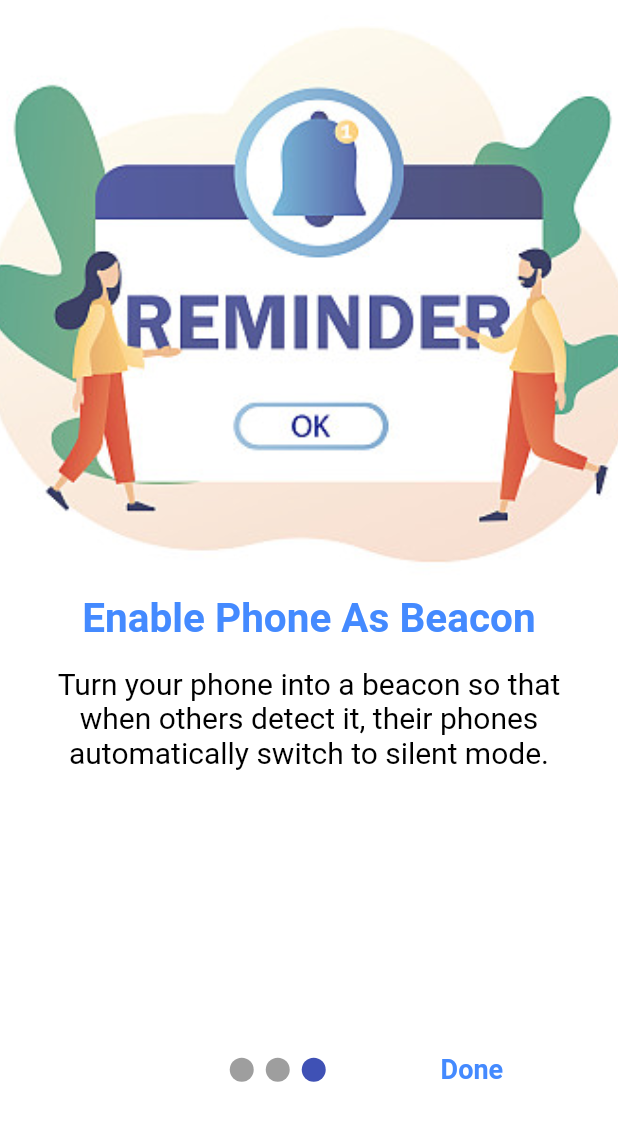
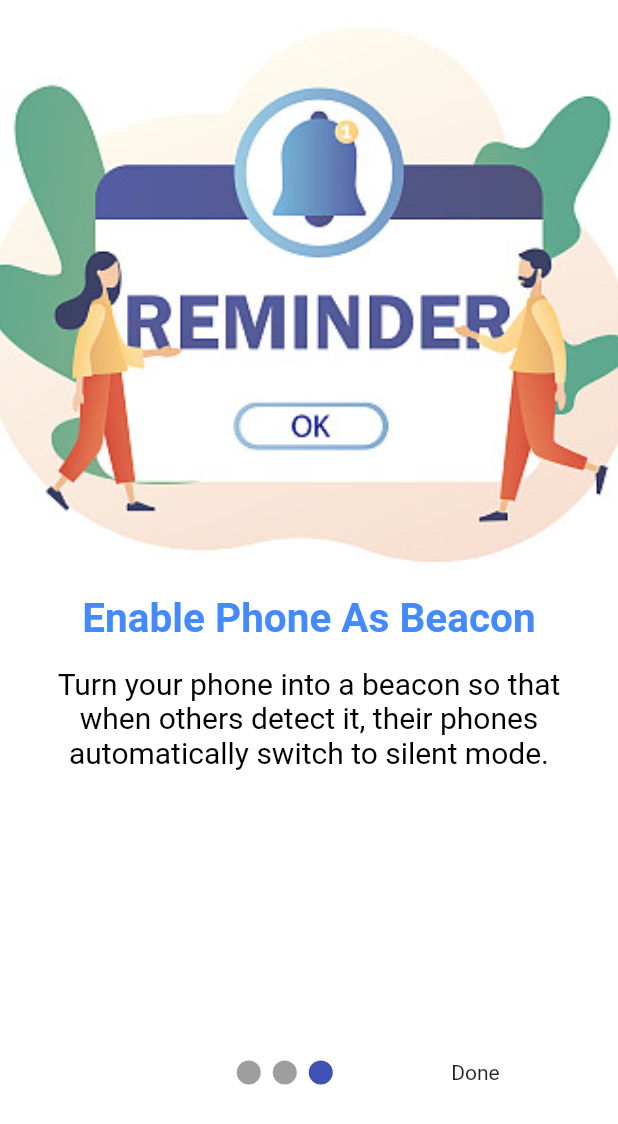
Before and after one commit to BOBSTRONK/hci_project, a Flutter app: the screen it shows after launch, swiped to page 3, on a phone screen of 412 x 824 dp. Shown: the top 1124 px of the screen. Run offline on Flutter 3.47's test engine with Material 2 defaults, Android fonts, the phone set to English and light mode, and no system bars; drawn by our look-alikes of smooth_page_indicator; our stand-ins replace shared_preferences; missing offline and left inert: beacon_broadcast, flutter_beacon.

```diff
--- a/lib/main.dart
+++ b/lib/main.dart
@@ -1,6 +1,6 @@
+import 'package:BeaconGuard/screen/onboarding_screen.dart';
 import 'package:flutter/material.dart';
 import 'package:shared_preferences/shared_preferences.dart';
-import 'package:hci_project/screen/onboarding_screen.dart';
 import 'home.dart';
 
 void main() {
--- a/lib/screen/onboarding_screen.dart
+++ b/lib/screen/onboarding_screen.dart
@@ -1,10 +1,9 @@
 import 'package:flutter/material.dart';
-import 'package:hci_project/home.dart';
-import 'package:hci_project/intro_page/intro_page_1.dart';
-import 'package:hci_project/intro_page/intro_page_2.dart';
-import 'package:hci_project/intro_page/intro_page_3.dart';
-import 'package:shared_preferences/shared_preferences.dart';
 import 'package:smooth_page_indicator/smooth_page_indicator.dart';
+import '../home.dart';
+import 'intro_page/intro_page_1.dart';
+import 'intro_page/intro_page_2.dart';
+import 'intro_page/intro_page_3.dart';
 
 class OnBoardingScreen extends StatefulWidget {
   const OnBoardingScreen({super.key});
@@ -53,14 +52,7 @@ class _OnBoardingScreenState extends State<OnBoardingScreen> {
                           onTap: () {
                             _controller.jumpToPage(2);
                           },
-                          child: Text(
-                            "Skip",
-                            style: TextStyle(
-                              fontWeight: FontWeight.bold,
-                              fontSize: 18,
-                              color: Colors.blueAccent,
-                            ),
-                          ),
+                          child: Text("Skip"),
                         ),
                   // dot indicator
                   SmoothPageIndicator(controller: _controller, count: 3),
@@ -68,22 +60,14 @@ class _OnBoardingScreenState extends State<OnBoardingScreen> {
                   //next or done
                   onLastPage
                       ? GestureDetector(
-                          onTap: () async {
+                          onTap: () {
                             //Navigator.push to the home page
-                            await setOnboardingCompleted();
                             Navigator.push(context,
                                 MaterialPageRoute(builder: (context) {
                               return Home();
                             }));
                           },
-                          child: Text(
-                            "Done",
-                            style: TextStyle(
-                              fontWeight: FontWeight.bold,
-                              fontSize: 18,
-                              color: Colors.blueAccent,
-                            ),
-                          ),
+                          child: Text("Done"),
                         )
                       : GestureDetector(
                           onTap: () {
@@ -92,14 +76,7 @@ class _OnBoardingScreenState extends State<OnBoardingScreen> {
                               curve: Curves.easeIn,
                             );
                           },
-                          child: Text(
-                            "Next",
-                            style: TextStyle(
-                              fontWeight: FontWeight.bold,
-                              fontSize: 18,
-                              color: Colors.blueAccent,
-                            ),
-                          ),
+                          child: Text("Next"),
                         ),
                 ],
               ))
@@ -108,8 +85,3 @@ class _OnBoardingScreenState extends State<OnBoardingScreen> {
     );
   }
 }
-
-Future<void> setOnboardingCompleted() async {
-  SharedPreferences prefs = await SharedPreferences.getInstance();
-  await prefs.setBool('onboardingCompleted', true);
-}
--- a/pubspec.yaml
+++ b/pubspec.yaml
@@ -1,4 +1,4 @@
-name: hci_project
+name: BeaconGuard
 description: A new Flutter project.
 # The following line prevents the package from being accidentally published to
 # pub.dev using `flutter pub publish`. This is preferred for private packages.
@@ -37,6 +37,7 @@ dependencies:
   cupertino_icons: ^1.0.2
   smooth_page_indicator: ^1.0.0
   shared_preferences: ^2.0.12
+  provider: ^6.0.1
 
 dev_dependencies:
   flutter_test:
```
Also changed, not shown: lib/home.dart (+32 -37 lines), lib/screen/beacon_scanned_page.dart (added, +88 -0 lines), lib/service/beacon_scan_page_notifier.dart (added, +58 -0 lines), images/Beacon+Synergy.png (added), lib/screen/beacon_ink.dart (added), lib/screen/intro_page/intro_page_1.dart (renamed from lib/intro_page/intro_page_1.dart), lib/screen/intro_page/intro_page_2.dart (renamed from lib/intro_page/intro_page_2.dart), lib/screen/intro_page/intro_page_3.dart (renamed from lib/intro_page/intro_page_3.dart), pubspec.lock, 3 other files.
